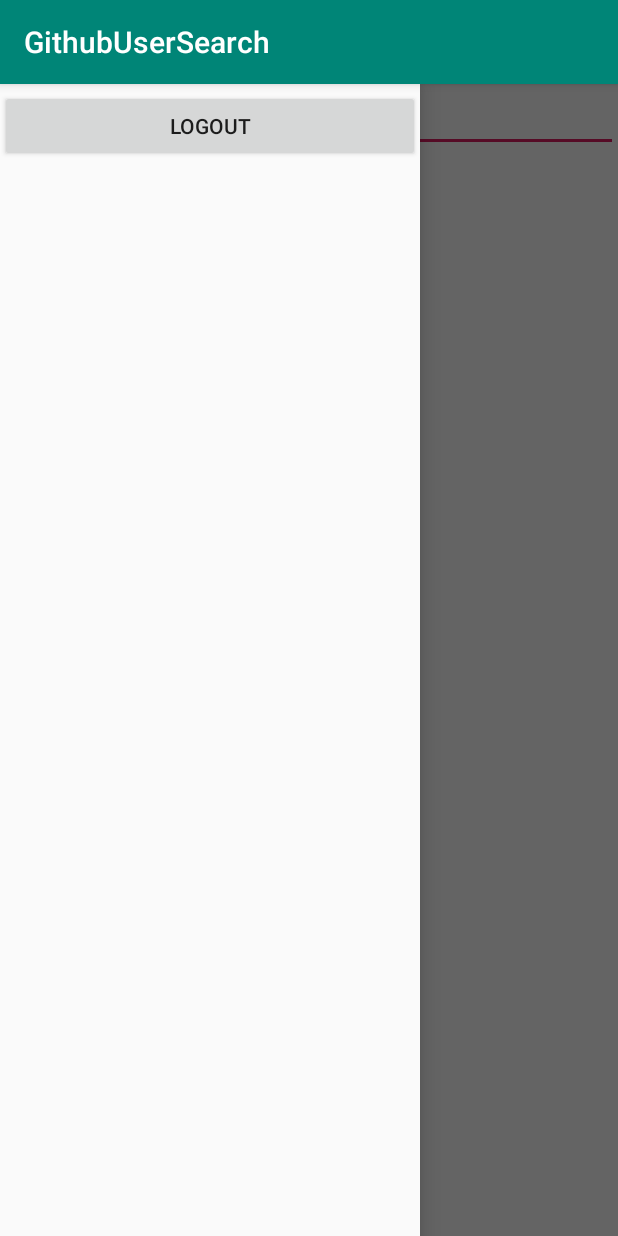
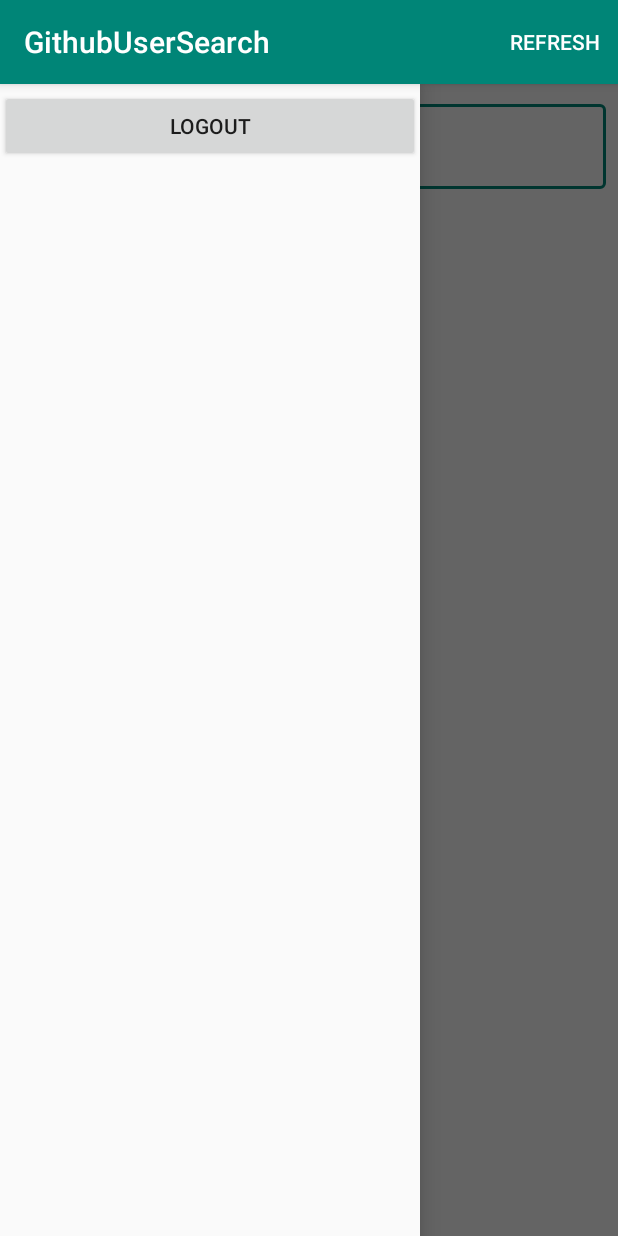
Before and after one commit to Brotandos/GithubUserSearch, an Android app: the UsersActivity screen opened directly, with no data from a screen before it, with the side drawer open, on a phone screen of 412 x 824 dp. Run offline under Robolectric (Android 15) with nearby library versions, the phone set to English and light mode, and no system bars; our stand-ins replace Picasso; libraries missing offline, so code that uses them is left out: com.jakewharton.rxrelay2; pictures from the network do not load; 1 statement that could not run was skipped.

Commit message:
v0.0.6: Refresh, fixes [ADDED] Refresh users button [FIXED] Load on bottom reach only once

```diff
--- a/app/src/main/java/com/brotandos/githubusersearch/users/UsersRepository.kt
+++ b/app/src/main/java/com/brotandos/githubusersearch/users/UsersRepository.kt
@@ -37,11 +37,13 @@ class UsersRepository {
 
     fun getUsers(offset: Int): Single<List<User>> =
         client.getUsers(offset)
-            .map { it.body() }
+            .map { it.body() ?: listOf() }
 
     fun searchUsers(word: String, page: Int): Single<List<User>> =
         client.getUsersByLogin(getQueryPattern(word), page, ELEMENTS_PER_PAGE)
-            .map { it.body()?.items }
+            .map {
+                it.body()?.items ?: listOf()
+            }
 
     private fun getQueryPattern(word: String) = "$word $QUERY_LOGIN_KEYWORD"
 }
--- a/app/src/main/java/com/brotandos/githubusersearch/users/UsersView.kt
+++ b/app/src/main/java/com/brotandos/githubusersearch/users/UsersView.kt
@@ -4,9 +4,15 @@ import com.brotandos.githubusersearch.users.entity.User
 
 interface UsersView {
 
-    fun clearUsers()
+    fun onLoadingStarted()
+
+    fun onLoadingFinished()
 
     fun showUsers(users: List<User>)
 
+    fun clearUsers()
+
+    fun onEmptyUsersLoaded()
+
     fun onError(reason: String, throwable: Throwable)
 }
--- a/app/src/main/java/com/brotandos/githubusersearch/users/adapter/LoadingDelegateAdapter.kt
+++ /dev/null
@@ -1,23 +0,0 @@
-package com.brotandos.githubusersearch.users.adapter
-
-import android.view.LayoutInflater
-import android.view.ViewGroup
-import androidx.annotation.LayoutRes
-import androidx.recyclerview.widget.RecyclerView
-import com.brotandos.githubusersearch.R
-
-class LoadingDelegateAdapter :
-    ViewTypeDelegateAdapter {
-
-    companion object {
-        @LayoutRes const val VIEW_TYPE_ID =
-            R.layout.item_progress
-    }
-
-    override fun onCreateViewHolder(parent: ViewGroup): RecyclerView.ViewHolder =
-        object : RecyclerView.ViewHolder(
-            LayoutInflater.from(parent.context).inflate(LoadingViewType.viewTypeId, parent, false)
-        ) {}
-
-    override fun onBindViewHolder(holder: RecyclerView.ViewHolder, item: ViewType) = Unit
-}
--- a/app/src/main/java/com/brotandos/githubusersearch/users/adapter/UsersAdapter.kt
+++ b/app/src/main/java/com/brotandos/githubusersearch/users/adapter/UsersAdapter.kt
@@ -1,74 +1,61 @@
 package com.brotandos.githubusersearch.users.adapter
 
+import android.view.LayoutInflater
 import android.view.ViewGroup
 import androidx.collection.SparseArrayCompat
 import androidx.recyclerview.widget.RecyclerView
+import com.brotandos.githubusersearch.R
 import com.brotandos.githubusersearch.users.entity.User
+import com.jakewharton.rxrelay2.BehaviorRelay
+import com.squareup.picasso.Picasso
+import kotlinx.android.synthetic.main.item_user.view.avatarImageView
+import kotlinx.android.synthetic.main.item_user.view.nameTextView
 
-class UsersAdapter : RecyclerView.Adapter<RecyclerView.ViewHolder>() {
+private const val MAX_VISIBLE_ITEMS_COUNT = 6
+private const val START_LOADING_THRESHOLD = 5
 
-    private val items = mutableListOf<ViewType>()
+class UsersAdapter : RecyclerView.Adapter<UsersAdapter.UserViewHolder>() {
 
-    private val delegateAdapters = SparseArrayCompat<ViewTypeDelegateAdapter>()
+    private val users = mutableListOf<User>()
 
-    init {
-        delegateAdapters.put(
-            LoadingDelegateAdapter.VIEW_TYPE_ID,
-            LoadingDelegateAdapter()
-        )
-        delegateAdapters.put(
-            UsersDelegateAdapter.VIEW_TYPE_ID,
-            UsersDelegateAdapter()
-        )
-        items += LoadingViewType
-    }
+    val needToLoadMoreRelay: BehaviorRelay<Boolean> = BehaviorRelay.createDefault(false)
 
-    override fun onCreateViewHolder(parent: ViewGroup, viewType: Int): RecyclerView.ViewHolder =
-        delegateAdapters[viewType]?.onCreateViewHolder(parent)
-            ?: throw IllegalStateException("viewType with value $viewType is not registered in delegateAdapters")
+    override fun onCreateViewHolder(parent: ViewGroup, viewType: Int) =
+        UserViewHolder(parent)
 
-    override fun onBindViewHolder(holder: RecyclerView.ViewHolder, position: Int) {
-        val viewType = getItemViewType(position)
-        delegateAdapters[viewType]?.onBindViewHolder(holder, items[position])
-            ?: throw IllegalStateException("viewType with value $viewType is not registered in delegateAdapters")
-    }
-
-    override fun getItemViewType(position: Int): Int =
-        items[position].viewTypeId
-
-    override fun getItemCount(): Int = items.size
-
-    fun addUsers(loadedUsers: List<User>) {
-        if (loadedUsers.isEmpty()) {
-            items.remove(LoadingViewType)
-            return notifyItemRemoved(items.size)
-        }
-
-        val insertStartPosition = getInsertPosition()
-        val usersWasEmptyBefore = insertStartPosition == 0
-        val freshLoadedUsers = loadedUsers.map { UserViewType(it) }
-        items.addAll(insertStartPosition, freshLoadedUsers)
-        when ((freshLoadedUsers.size == 1) to usersWasEmptyBefore) {
-            true to true -> { // Only 1 element added
-                items.remove(LoadingViewType)
-                notifyDataSetChanged()
-            }
-            false to true -> // keep scroll in top if first time in current page loaded
-                notifyDataSetChanged()
-
-            true to false,
-            false to false -> // keep scroll in current position
-                notifyItemRangeInserted(insertStartPosition, loadedUsers.size) // keep scroll in current position
+    override fun onBindViewHolder(holder: UserViewHolder, position: Int) {
+        holder.bind(users[position])
+        val itemsSize = users.size
+        if (itemsSize > MAX_VISIBLE_ITEMS_COUNT && position >= itemsSize - START_LOADING_THRESHOLD) {
+            needToLoadMoreRelay.accept(true)
         }
     }
 
-    private fun getInsertPosition() = items.indexOf(LoadingViewType)
-        .takeIf { it >= 0 }
-        ?: items.size
+    override fun getItemCount(): Int = users.size
+
+    fun addUsers(loadedUsers: List<User>) {
+        val insertPosition = users.size
+        users.addAll(loadedUsers)
+        notifyItemRangeInserted(insertPosition, loadedUsers.size)
+    }
 
     fun clearUsers() {
-        items.clear()
-        items += LoadingViewType
+        users.clear()
         notifyDataSetChanged()
     }
+
+    class UserViewHolder(parent: ViewGroup) : RecyclerView.ViewHolder(
+        LayoutInflater.from(parent.context).inflate(R.layout.item_user, parent, false)
+    ) {
+        private val nameTextView = itemView.nameTextView
+        private val avatarImageView = itemView.avatarImageView
+
+        fun bind(user: User) {
+            nameTextView.text = user.login
+            Picasso
+                .get()
+                .load(user.avatarUrl)
+                .into(avatarImageView)
+        }
+    }
 }
--- a/app/src/main/java/com/brotandos/githubusersearch/users/adapter/UsersDelegateAdapter.kt
+++ /dev/null
@@ -1,41 +0,0 @@
-package com.brotandos.githubusersearch.users.adapter
-
-import android.view.LayoutInflater
-import android.view.ViewGroup
-import androidx.annotation.LayoutRes
-import androidx.recyclerview.widget.RecyclerView
-import com.brotandos.githubusersearch.R
-import com.squareup.picasso.Picasso
-import kotlinx.android.synthetic.main.item_user.view.*
-
-class UsersDelegateAdapter :
-    ViewTypeDelegateAdapter {
-
-    companion object {
-        @LayoutRes const val VIEW_TYPE_ID =
-            R.layout.item_user
-    }
-
-    override fun onCreateViewHolder(parent: ViewGroup): RecyclerView.ViewHolder =
-        UserViewHolder(parent)
-
-    override fun onBindViewHolder(holder: RecyclerView.ViewHolder, item: ViewType) {
-        (holder as? UserViewHolder)?.bind(item as UserViewType)
-    }
-
-    class UserViewHolder(parent: ViewGroup) : RecyclerView.ViewHolder(
-        LayoutInflater.from(parent.context).inflate(R.layout.item_user, parent, false)
-    ) {
-        private val nameTextView = itemView.nameTextView
-        private val avatarImageView = itemView.avatarImageView
-
-        fun bind(item: UserViewType) {
-            val user = item.user
-            nameTextView.text = user.login
-            Picasso
-                .get()
-                .load(user.avatarUrl)
-                .into(avatarImageView)
-        }
-    }
-}
--- a/app/src/main/java/com/brotandos/githubusersearch/users/adapter/ViewType.kt
+++ /dev/null
@@ -1,14 +0,0 @@
-package com.brotandos.githubusersearch.users.adapter
-
-import androidx.annotation.LayoutRes
-import com.brotandos.githubusersearch.users.entity.User
-
-sealed class ViewType(
-    @LayoutRes val viewTypeId: Int
-)
-
-object LoadingViewType : ViewType(LoadingDelegateAdapter.VIEW_TYPE_ID)
-
-class UserViewType(
-    val user: User
-) : ViewType(UsersDelegateAdapter.VIEW_TYPE_ID)
--- a/app/src/main/java/com/brotandos/githubusersearch/users/adapter/ViewTypeDelegateAdapter.kt
+++ /dev/null
@@ -1,11 +0,0 @@
-package com.brotandos.githubusersearch.users.adapter
-
-import android.view.ViewGroup
-import androidx.recyclerview.widget.RecyclerView
-
-interface ViewTypeDelegateAdapter {
-
-    fun onCreateViewHolder(parent: ViewGroup): RecyclerView.ViewHolder
-
-    fun onBindViewHolder(holder: RecyclerView.ViewHolder, item: ViewType)
-}
--- /dev/null
+++ b/app/src/main/res/drawable/ic_clear.xml
@@ -0,0 +1,5 @@
+<vector android:height="24dp" android:tint="#C4C4C4"
+    android:viewportHeight="24.0" android:viewportWidth="24.0"
+    android:width="24dp" xmlns:android="http://schemas.android.com/apk/res/android">
+    <path android:fillColor="#FF000000" android:pathData="M19,6.41L17.59,5 12,10.59 6.41,5 5,6.41 10.59,12 5,17.59 6.41,19 12,13.41 17.59,19 19,17.59 13.41,12z"/>
+</vector>
--- /dev/null
+++ b/app/src/main/res/drawable/ic_update.xml
@@ -0,0 +1,5 @@
+<vector android:height="24dp" android:tint="#FFFFFF"
+    android:viewportHeight="24.0" android:viewportWidth="24.0"
+    android:width="24dp" xmlns:android="http://schemas.android.com/apk/res/android">
+    <path android:fillColor="#FF000000" android:pathData="M21,10.12h-6.78l2.74,-2.82c-2.73,-2.7 -7.15,-2.8 -9.88,-0.1 -2.73,2.71 -2.73,7.08 0,9.79 2.73,2.71 7.15,2.71 9.88,0C18.32,15.65 19,14.08 19,12.1h2c0,1.98 -0.88,4.55 -2.64,6.29 -3.51,3.48 -9.21,3.48 -12.72,0 -3.5,-3.47 -3.53,-9.11 -0.02,-12.58 3.51,-3.47 9.14,-3.47 12.65,0L21,3v7.12zM12.5,8v4.25l3.5,2.08 -0.72,1.21L11,13V8h1.5z"/>
+</vector>
--- a/app/src/main/res/layout/activity_users.xml
+++ b/app/src/main/res/layout/activity_users.xml
@@ -13,13 +13,21 @@
         android:orientation="vertical"
         tools:context=".users.UsersActivity">
 
-        <EditText
-            android:id="@+id/searchQueryEditText"
+        <com.google.android.material.textfield.TextInputLayout
+            android:id="@+id/searchQueryLayout"
+            style="@style/Widget.MaterialComponents.TextInputLayout.OutlinedBox"
             android:layout_width="match_parent"
             android:layout_height="wrap_content"
-            android:singleLine="true"
+            android:layout_margin="8dp"
             app:layout_constraintStart_toStartOf="parent"
-            app:layout_constraintTop_toTopOf="parent"/>
+            app:layout_constraintTop_toTopOf="parent">
+
+            <com.google.android.material.textfield.TextInputEditText
+                android:id="@+id/searchQueryEditText"
+                android:layout_width="match_parent"
+                android:layout_height="wrap_content"
+                android:hint="@string/search_users" />
+        </com.google.android.material.textfield.TextInputLayout>
 
         <androidx.recyclerview.widget.RecyclerView
             android:id="@+id/usersRecyclerView"
@@ -27,11 +35,23 @@
             android:layout_height="0dp"
             app:layoutManager="androidx.recyclerview.widget.LinearLayoutManager"
             app:layout_constraintStart_toStartOf="parent"
-            app:layout_constraintTop_toBottomOf="@id/searchQueryEditText"
-            app:layout_constraintBottom_toBottomOf="parent"
+            app:layout_constraintTop_toBottomOf="@id/searchQueryLayout"
+            app:layout_constraintBottom_toTopOf="@id/progressBar"
             tools:listitem="@layout/item_user"
             tools:itemCount="32"
-            tools:context=".users.adapter.UsersAdapter"/>
+            tools:context=".users.adapter.UsersAdapter" />
+
+        <ProgressBar
+            android:id="@+id/progressBar"
+            android:layout_width="match_parent"
+            android:layout_height="wrap_content"
+            android:indeterminateOnly="true"
+            android:scaleY="2"
+            android:visibility="gone"
+            style="?android:progressBarStyleHorizontal"
+            app:layout_constraintStart_toStartOf="parent"
+            app:layout_constraintTop_toBottomOf="@id/usersRecyclerView"
+            app:layout_constraintBottom_toBottomOf="parent" />
 
     </androidx.constraintlayout.widget.ConstraintLayout>
 
--- /dev/null
+++ b/app/src/main/res/menu/menu_refresh.xml
@@ -0,0 +1,9 @@
+<?xml version="1.0" encoding="utf-8"?>
+<menu xmlns:android="http://schemas.android.com/apk/res/android"
+    xmlns:app="http://schemas.android.com/apk/res-auto">
+
+    <item
+        android:id="@+id/menu_refresh"
+        android:title="@string/update_refresh"
+        app:showAsAction="always|withText"/>
+</menu>
--- a/app/src/main/res/values/strings.xml
+++ b/app/src/main/res/values/strings.xml
@@ -5,4 +5,9 @@
     <string name="logout">Logout</string>
     <string name="empty"/>
     <string name="web_client_id">92006964306-jaqk0ds8sou8mmvb0bvsh6qdbt0m7lmr.apps.googleusercontent.com</string>
+    <string name="update_refresh">refresh</string>
+    <string name="action_reload_page">Reload</string>
+    <string name="action_refresh">Refresh</string>
+    <string name="empty_users_loaded">There\'s no users to load now. Try to pull or refresh later</string>
+    <string name="search_users">Search users</string>
 </resources>
```
Also changed, not shown: app/src/main/java/com/brotandos/githubusersearch/common/Extensions.kt (+16 -0 lines), app/src/main/java/com/brotandos/githubusersearch/users/UsersActivity.kt (+71 -32 lines), app/src/main/java/com/brotandos/githubusersearch/users/UsersViewModel.kt (+78 -34 lines), app/src/main/res/layout/item_progress.xml (deleted, +0 -12 lines).
